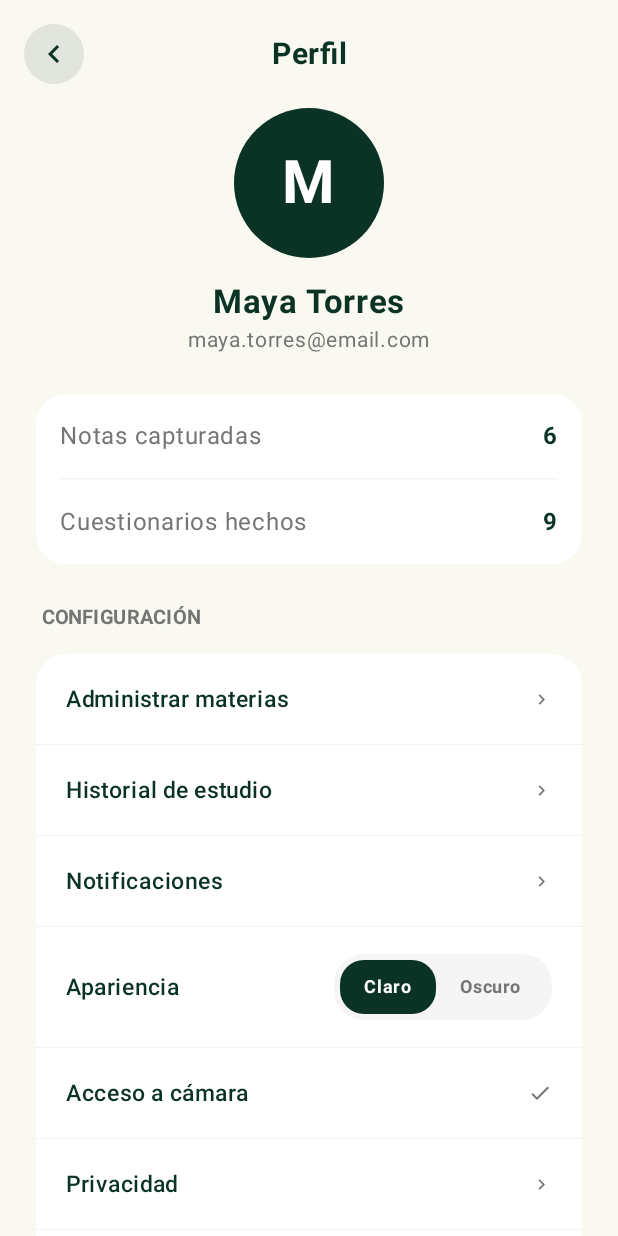
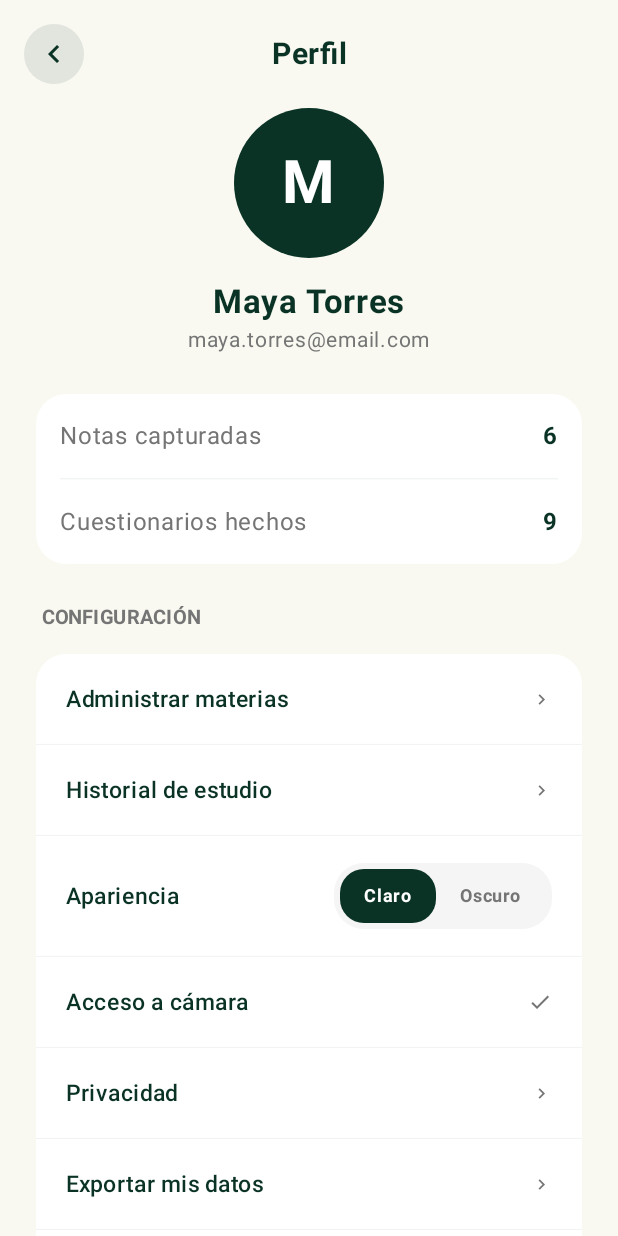
Before and after one commit to FernanMesen/ApunteIA-FrontEnd, an Android app built with Jetpack Compose: the ProfileScreen screen opened through its navigation route, on a phone screen of 412 x 824 dp. Run offline under Robolectric (Android 15) with nearby library versions, the phone set to English and light mode, and no system bars.

Commit message:
notificaciones eliminadas

```diff
--- a/app/src/main/java/ApunteIA/FrontEnd/presentation/navigation/AppNavigation.kt
+++ b/app/src/main/java/ApunteIA/FrontEnd/presentation/navigation/AppNavigation.kt
@@ -18,12 +18,10 @@ import ApunteIA.FrontEnd.presentation.viewmodel.MainViewModel
 import ApunteIA.FrontEnd.presentation.viewmodel.QuizViewModel
 import ApunteIA.FrontEnd.presentation.viewmodel.ScanViewModel
 import ApunteIA.FrontEnd.presentation.viewmodel.ThemeViewModel
-import ApunteIA.FrontEnd.presentation.viewmodel.NotificationViewModel
 
 @Composable
 fun AppNavigation(
-    themeViewModel: ThemeViewModel = viewModel(),
-    notificationViewModel: NotificationViewModel = viewModel()
+    themeViewModel: ThemeViewModel = viewModel()
 ) {
 
     val isDarkMode by themeViewModel.isDarkMode.collectAsState(false)
@@ -207,20 +205,6 @@ fun AppNavigation(
 
 
         // =========================
-        // NOTIFICATIONS
-        // =========================
-
-        composable(Routes.NOTIFICATIONS) {
-            NotificationsScreen(
-                viewModel = notificationViewModel,
-                onBack = {
-                    navController.popBackStack()
-                }
-            )
-        }
-
-
-        // =========================
         // PROFILE
         // =========================
 
@@ -241,9 +225,6 @@ fun AppNavigation(
                 },
                 onStudyHistory = {
                     navController.navigate(Routes.STUDY_HISTORY)
-                },
-                onNotificationsClick = {
-                    navController.navigate(Routes.NOTIFICATIONS)
                 },
                 onCameraAccess = {
                     navController.navigate(Routes.CAMERA_ACCESS)
--- a/app/src/main/java/ApunteIA/FrontEnd/presentation/navigation/Routes.kt
+++ b/app/src/main/java/ApunteIA/FrontEnd/presentation/navigation/Routes.kt
@@ -17,7 +17,6 @@ object Routes {
     const val PRIVACY = "privacy"
     const val EXPORT_DATA = "export_data"
     const val CHANGE_PASSWORD = "change_password"
-    const val NOTIFICATIONS = "notifications"
     const val JOIN_SUBJECT = "join_subject"
 
     const val PROFILE_SETUP = "profile_setup"
--- a/app/src/main/java/ApunteIA/FrontEnd/presentation/ui/screens/ProfileScreen.kt
+++ b/app/src/main/java/ApunteIA/FrontEnd/presentation/ui/screens/ProfileScreen.kt
@@ -33,7 +33,6 @@ fun ProfileScreen(
     onThemeToggle: (Boolean) -> Unit = {},
     onManageSubjects: () -> Unit = {},
     onStudyHistory: () -> Unit = {},
-    onNotificationsClick: () -> Unit = {},
     onCameraAccess: () -> Unit = {},
     onPrivacy: () -> Unit = {},
     onExportData: () -> Unit = {},
@@ -121,7 +120,6 @@ fun ProfileScreen(
                     onThemeToggle = onThemeToggle,
                     onManageSubjects = onManageSubjects,
                     onStudyHistory = onStudyHistory,
-                    onNotificationsClick = onNotificationsClick,
                     onCameraAccess = onCameraAccess,
                     onPrivacy = onPrivacy,
                     onExportData = onExportData,
@@ -258,7 +256,6 @@ fun ConfigSection(
     onThemeToggle: (Boolean) -> Unit,
     onManageSubjects: () -> Unit,
     onStudyHistory: () -> Unit,
-    onNotificationsClick: () -> Unit,
     onCameraAccess: () -> Unit,
     onPrivacy: () -> Unit,
     onExportData: () -> Unit,
@@ -291,12 +288,6 @@ fun ConfigSection(
                 ConfigItem(
                     label = "Historial de estudio",
                     onClick = onStudyHistory,
-                    trailing = { Icon(Icons.Default.KeyboardArrowRight, null, tint = MaterialTheme.colorScheme.onSurfaceVariant, modifier = Modifier.size(14.dp)) }
-                )
-                HorizontalDivider(color = MaterialTheme.colorScheme.onSurface.copy(alpha = 0.08f), thickness = 0.5.dp)
-                ConfigItem(
-                    label = "Notificaciones",
-                    onClick = onNotificationsClick,
                     trailing = { Icon(Icons.Default.KeyboardArrowRight, null, tint = MaterialTheme.colorScheme.onSurfaceVariant, modifier = Modifier.size(14.dp)) }
                 )
                 HorizontalDivider(color = MaterialTheme.colorScheme.onSurface.copy(alpha = 0.08f), thickness = 0.5.dp)
```
